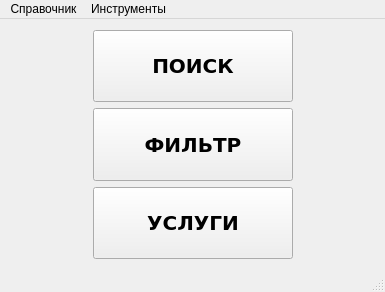
Old version of the form mainwindow.ui in the repository balamyt92/AutoInfo.
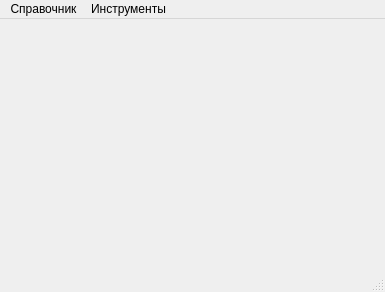
New version of the form.

Commit message: Множество изменений Переключение по горячей клавише между окнами Поиск по двум параметрам в фирмах Фильтр не требует деталь и сортировак по приоритету и ид фирмы Презагрузка фильтри и услуг при изменение текущей локальной базы

Patch:
```diff
--- a/mainwindow.ui
+++ b/mainwindow.ui
@@ -14,137 +14,7 @@
    <string>MainWindow</string>
   </property>
   <widget class="QWidget" name="centralWidget">
-   <layout class="QHBoxLayout" name="horizontalLayout">
-    <item>
-     <spacer name="horizontalSpacer_2">
-      <property name="orientation">
-       <enum>Qt::Horizontal</enum>
-      </property>
-      <property name="sizeHint" stdset="0">
-       <size>
-        <width>74</width>
-        <height>20</height>
-       </size>
-      </property>
-     </spacer>
-    </item>
-    <item>
-     <layout class="QVBoxLayout" name="verticalLayout">
-      <item>
-       <widget class="QPushButton" name="searchButton">
-        <property name="sizePolicy">
-         <sizepolicy hsizetype="Expanding" vsizetype="Expanding">
-          <horstretch>0</horstretch>
-          <verstretch>0</verstretch>
-         </sizepolicy>
-        </property>
-        <property name="minimumSize">
-         <size>
-          <width>200</width>
-          <height>50</height>
-         </size>
-        </property>
-        <property name="font">
-         <font>
-          <family>Verdana</family>
-          <pointsize>15</pointsize>
-          <weight>75</weight>
-          <bold>true</bold>
-          <stylestrategy>PreferDefault</stylestrategy>
-         </font>
-        </property>
-        <property name="text">
-         <string>ПОИСК</string>
-        </property>
-        <property name="autoDefault">
-         <bool>true</bool>
-        </property>
-        <property name="default">
-         <bool>false</bool>
-        </property>
-        <property name="flat">
-         <bool>false</bool>
-        </property>
-       </widget>
-      </item>
-      <item>
-       <widget class="QPushButton" name="filterButton">
-        <property name="sizePolicy">
-         <sizepolicy hsizetype="Expanding" vsizetype="Expanding">
-          <horstretch>0</horstretch>
-          <verstretch>0</verstretch>
-         </sizepolicy>
-        </property>
-        <property name="minimumSize">
-         <size>
-          <width>200</width>
-          <height>50</height>
-         </size>
-        </property>
-        <property name="font">
-         <font>
-          <family>Verdana</family>
-          <pointsize>15</pointsize>
-          <weight>75</weight>
-          <bold>true</bold>
-          <stylestrategy>PreferDefault</stylestrategy>
-         </font>
-        </property>
-        <property name="text">
-         <string>ФИЛЬТР</string>
-        </property>
-        <property name="autoDefault">
-         <bool>true</bool>
-        </property>
-       </widget>
-      </item>
-      <item>
-       <widget class="QPushButton" name="serviceButton">
-        <property name="sizePolicy">
-         <sizepolicy hsizetype="Expanding" vsizetype="Expanding">
-          <horstretch>0</horstretch>
-          <verstretch>0</verstretch>
-         </sizepolicy>
-        </property>
-        <property name="minimumSize">
-         <size>
-          <width>200</width>
-          <height>50</height>
-         </size>
-        </property>
-        <property name="font">
-         <font>
-          <family>Verdana</family>
-          <pointsize>15</pointsize>
-          <weight>75</weight>
-          <bold>true</bold>
-          <stylestrategy>PreferDefault</stylestrategy>
-         </font>
-        </property>
-        <property name="text">
-         <string>УСЛУГИ</string>
-        </property>
-        <property name="autoDefault">
-         <bool>true</bool>
-        </property>
-       </widget>
-      </item>
-     </layout>
-    </item>
-    <item>
-     <spacer name="horizontalSpacer">
-      <property name="orientation">
-       <enum>Qt::Horizontal</enum>
-      </property>
-      <property name="sizeHint" stdset="0">
-       <size>
-        <width>73</width>
-        <height>20</height>
-       </size>
-      </property>
-     </spacer>
-    </item>
-   </layout>
+   <layout class="QHBoxLayout" name="horizontalLayout"/>
   </widget>
   <widget class="QMenuBar" name="menuBar">
    <property name="geometry">
```
Left out of the diff: 5 changed lines with no effect on the pictures. The commit also changes 14 other files.
